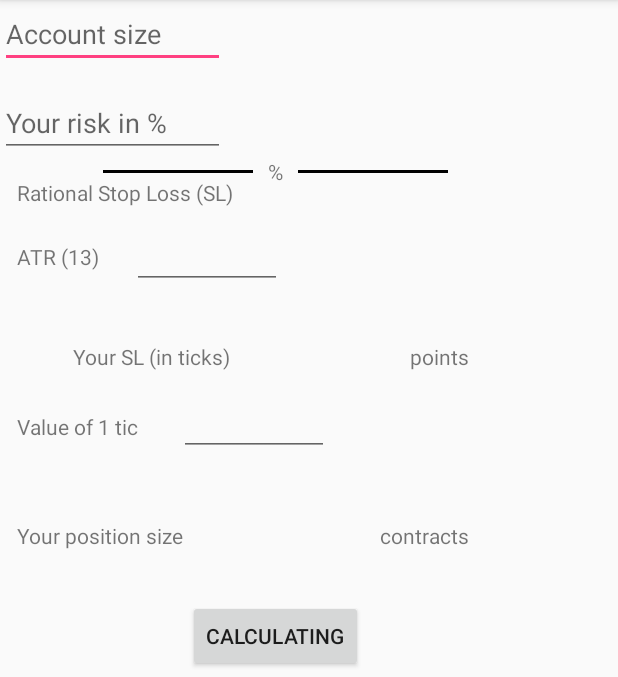
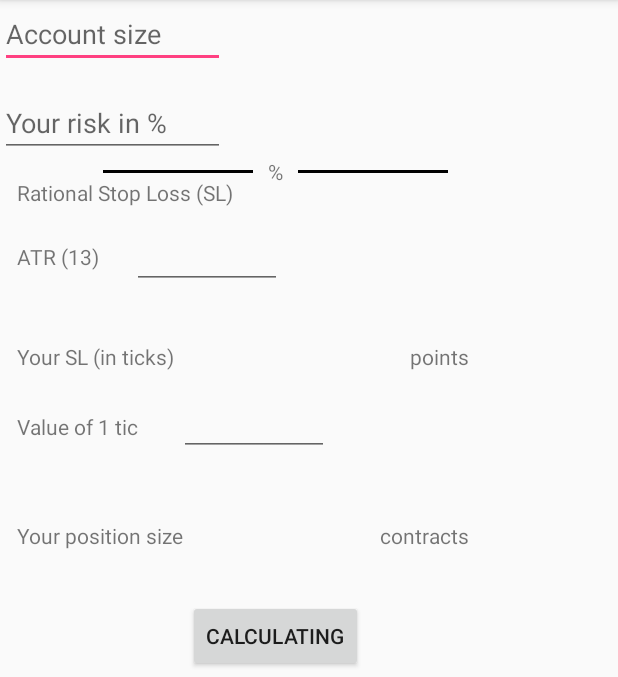
Before and after one commit to Lukczap/TradersDiary, an Android app: the PositionSize screen opened directly, with no data from a screen before it, on a phone screen of 412 x 824 dp, the part 84-761 px from its top. Run offline under Robolectric (Android 15) with nearby library versions, the phone set to English and light mode, and no system bars.

Commit message:
add new login activity

```diff
--- a/app/build.gradle
+++ b/app/build.gradle
@@ -26,5 +26,6 @@ dependencies {
     })
     compile 'com.android.support:appcompat-v7:26.+'
     compile 'com.android.support.constraint:constraint-layout:1.0.2'
+    compile 'com.android.support:design:26.+'
     testCompile 'junit:junit:4.12'
 }
--- a/app/src/main/java/tradersdiary/lukapplication/tradersdiary/PositionSize.java
+++ b/app/src/main/java/tradersdiary/lukapplication/tradersdiary/PositionSize.java
@@ -40,10 +40,12 @@ public class PositionSize extends AppCompatActivity {
                     String atr = atrEditText.getText().toString();
                     String tickValue = valueOfTickEditText.getText().toString();
 
-                    double calculate = Double.parseDouble(account) * (Double.parseDouble(risk) * 0.01);
+                    double calculate = (Double.parseDouble(account) * (Double.parseDouble(risk) * 0.01))/(Double.parseDouble(atr)*2);
                     double tickResult = Double.parseDouble(atr) * 2;
 
-                    textView8.setText(String.valueOf(calculate));
+                    textView8.setText(String.valueOf(Math.round(calculate)));
+                    stopTextView.setText(String.valueOf(tickResult));
+
 
                 } catch (Exception e){
                 }
--- a/app/src/main/res/layout/position_size.xml
+++ b/app/src/main/res/layout/position_size.xml
@@ -10,7 +10,8 @@
         android:layout_width="368dp"
         android:layout_height="495dp"
         tools:layout_editor_absoluteY="8dp"
-        tools:layout_editor_absoluteX="8dp">
+        tools:layout_editor_absoluteX="8dp"
+        tools:ignore="MissingConstraints">
 
         <EditText
             android:id="@+id/accountSizeEditText"
@@ -52,7 +53,8 @@
                 android:layout_gravity="center"
                 android:layout_marginEnd="10dp"
                 android:layout_marginStart="10dp"
-                android:text="%" />
+                android:text="%"
+                tools:ignore="HardcodedText" />
 
             <View
                 android:layout_height="2dp"
@@ -69,7 +71,7 @@
             android:layout_below="@+id/riskEditText"
             android:layout_marginStart="11dp"
             android:layout_marginTop="14dp"
-            android:text="Rational Stop Loss (SL)" />
+            android:text="@string/rational_stop_loss_sl" />
 
         <TextView
             android:id="@+id/textView2"
@@ -78,7 +80,7 @@
             android:layout_alignStart="@+id/textView"
             android:layout_below="@+id/textView"
             android:layout_marginTop="23dp"
-            android:text="ATR (13)" />
+            android:text="@string/atr_13" />
 
         <EditText
             android:id="@+id/atrEditText"
@@ -90,24 +92,17 @@
             android:layout_toEndOf="@+id/textView2"
             android:width="100dp"
             android:ems="10"
-            android:inputType="number" />
+            android:inputType="number"
+            tools:ignore="LabelFor" />
 
         <TextView
             android:id="@+id/slTextView"
             android:layout_width="wrap_content"
             android:layout_height="wrap_content"
-            android:layout_alignStart="@+id/textView2"
+            android:layout_marginTop="35dp"
+            android:text="@string/your_sl_in_ticks"
             android:layout_below="@+id/atrEditText"
-            android:layout_marginStart="37dp"
-            android:layout_marginTop="35dp"
-            android:text="Your SL (in ticks)" />
-
-        <TextView
-            android:id="@+id/viewSlTextView"
-            android:layout_width="wrap_content"
-            android:layout_height="wrap_content"
-            android:layout_alignTop="@+id/slTextView"
-            android:layout_toEndOf="@+id/riskEditText" />
+            android:layout_alignStart="@+id/valueTextView" />
 
         <TextView
             android:id="@+id/valueTextView"
@@ -116,7 +111,7 @@
             android:layout_alignStart="@+id/textView2"
             android:layout_below="@+id/slTextView"
             android:layout_marginTop="27dp"
-            android:text="Value of 1 tic" />
+            android:text="@string/value_of_1_tic" />
 
         <EditText
             android:id="@+id/valueOfTickEditText"
@@ -128,7 +123,8 @@
             android:layout_toEndOf="@+id/valueTextView"
             android:width="100dp"
             android:ems="10"
-            android:inputType="number" />
+            android:inputType="number"
+            tools:ignore="LabelFor" />
 
         <TextView
             android:id="@+id/textView7"
@@ -137,7 +133,7 @@
             android:layout_alignStart="@+id/valueTextView"
             android:layout_below="@+id/valueOfTickEditText"
             android:layout_marginTop="43dp"
-            android:text="Your position size" />
+            android:text="@string/your_position_size" />
 
         <TextView
             android:id="@+id/textView8"
@@ -154,7 +150,7 @@
             android:layout_alignTop="@+id/textView8"
             android:layout_marginStart="34dp"
             android:layout_toEndOf="@+id/valueOfTickEditText"
-            android:text="contracts" />
+            android:text="@string/contracts" />
 
         <Button
             android:id="@+id/calculatingButton"
@@ -164,7 +160,7 @@
             android:layout_centerHorizontal="true"
             android:layout_marginTop="33dp"
             android:onClick="calculating"
-            android:text="calculating" />
+            android:text="@string/calculating" />
 
         <TextView
             android:id="@+id/stopTextView"
@@ -180,7 +176,7 @@
             android:layout_alignBottom="@+id/stopTextView"
             android:layout_alignStart="@+id/textView9"
             android:layout_marginStart="20dp"
-            android:text="points" />
+            android:text="@string/points" />
 
     </RelativeLayout>
 </android.support.constraint.ConstraintLayout>
--- /dev/null
+++ b/app/src/main/res/values/dimens.xml
@@ -0,0 +1,5 @@
+<resources>
+    <!-- Default screen margins, per the Android Design guidelines. -->
+    <dimen name="activity_horizontal_margin">16dp</dimen>
+    <dimen name="activity_vertical_margin">16dp</dimen>
+</resources>
--- a/app/src/main/res/values/strings.xml
+++ b/app/src/main/res/values/strings.xml
@@ -5,4 +5,26 @@
     <string name="observation">Observation</string>
     <string name="account_size">Account size</string>
     <string name="risk">Your risk in %</string>
+    <string name="atr_13">ATR (13)</string>
+    <string name="rational_stop_loss_sl">Rational Stop Loss (SL)</string>
+    <string name="value_of_1_tic">Value of 1 tic</string>
+    <string name="your_sl_in_ticks">Your SL (in ticks)</string>
+    <string name="your_position_size">Your position size</string>
+    <string name="calculating">calculating</string>
+    <string name="contracts">contracts</string>
+    <string name="points">points</string>
+    <string name="title_activity_login">Sign in</string>
+
+    <!-- Strings related to login -->
+    <string name="prompt_email">Email</string>
+    <string name="prompt_password">Password (optional)</string>
+    <string name="action_sign_in">Sign in or register</string>
+    <string name="action_sign_in_short">Sign in</string>
+    <string name="error_invalid_email">This email address is invalid</string>
+    <string name="error_invalid_password">This password is too short</string>
+    <string name="error_incorrect_password">This password is incorrect</string>
+    <string name="error_field_required">This field is required</string>
+    <string name="permission_rationale">"Contacts permissions are needed for providing email
+        completions."
+    </string>
 </resources>
```
Also changed, not shown: app/src/main/AndroidManifest.xml (+9 -1 lines), app/src/main/java/tradersdiary/lukapplication/tradersdiary/Login.java (added, +349 -0 lines), app/src/main/res/layout/activity_login.xml (added, +77 -0 lines).
